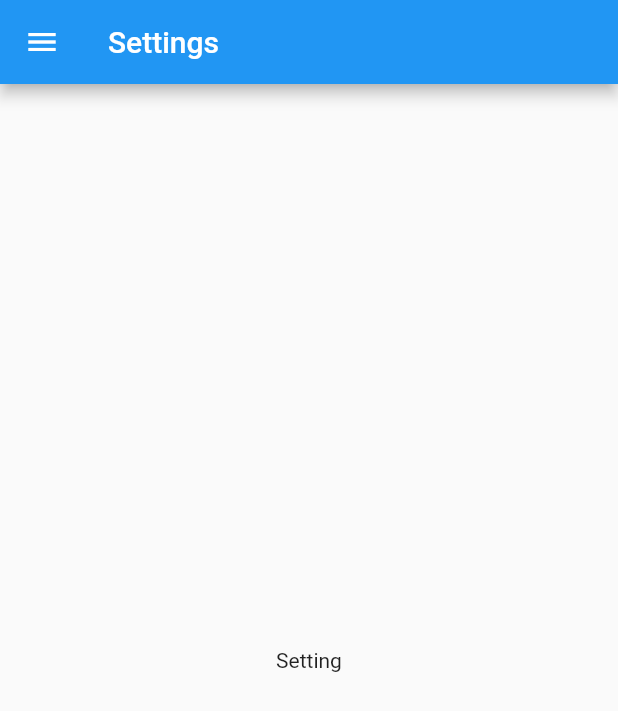
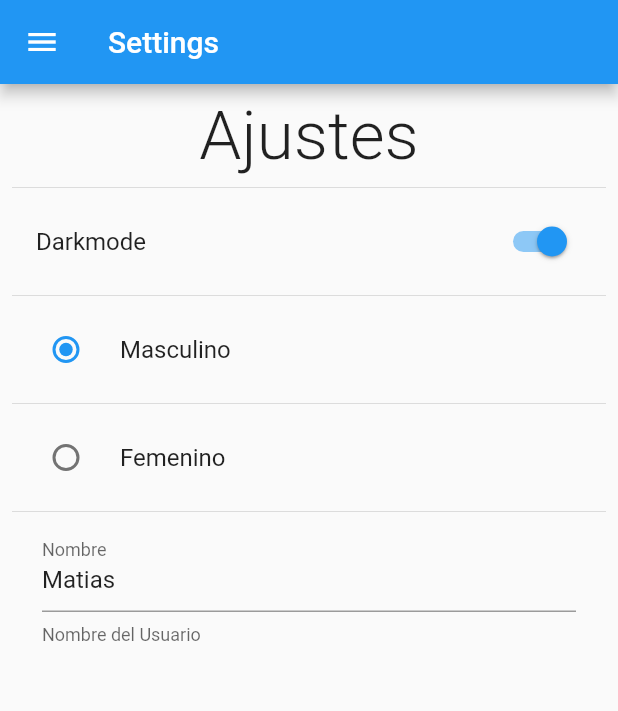
Before and after one commit to MatiasSalomon01/Flutter_UserPreference, a Flutter app: the SettingScreen screen opened by its route, on a phone screen of 412 x 824 dp. Shown: the top 711 px of the screen. Run offline on Flutter 3.47's test engine with Material 2 defaults, Android fonts, the phone set to English and light mode, and no system bars.

Commit message:
Diseño de la pantallas

```diff
--- a/lib/screens/settings_screen.dart
+++ b/lib/screens/settings_screen.dart
@@ -15,9 +15,47 @@ class SettingScreen extends StatelessWidget {
         title: const Text('Settings')
       ),
       drawer: const SideMenu(),
-      body: const Center(
-        child: Text('Setting'),
-     ),
+      body: Padding(
+        padding: const EdgeInsets.all(8.0),
+        child: SingleChildScrollView(
+          child: Column(
+            children: [
+              const Text('Ajustes', style: TextStyle(fontSize: 45, fontWeight: FontWeight.w300),),
+              const Divider(),
+              SwitchListTile.adaptive(
+                value: true,
+                title: const Text('Darkmode'),
+                onChanged: (value) {},
+              ),
+              const Divider(),
+              RadioListTile(
+                value: 1,
+                groupValue: 1,
+                title: const Text('Masculino'),
+                onChanged: (value) {},
+              ),
+              const Divider(),
+              RadioListTile(
+                value: 0,
+                groupValue: 1,
+                title: const Text('Femenino'),
+                onChanged: (value) {},
+              ),
+              const Divider(),
+              Padding(
+                padding: const EdgeInsets.symmetric(horizontal: 20),
+                child: TextFormField(
+                  initialValue: 'Matias',
+                  decoration: const InputDecoration(
+                    labelText: 'Nombre',
+                    helperText: 'Nombre del Usuario'
+                  ),
+                ),
+              )
+            ],
+          ),
+        ),
+      )
    );
   }
 }
```
Also changed, not shown: lib/screens/home_screen.dart (+10 -3 lines).
